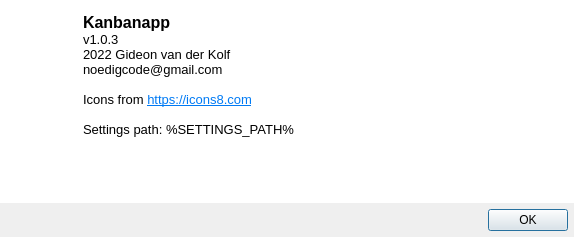
First picture: the form in src/aboutdialog.ui, repository noedigcode/Kanbanapp, before the edit.
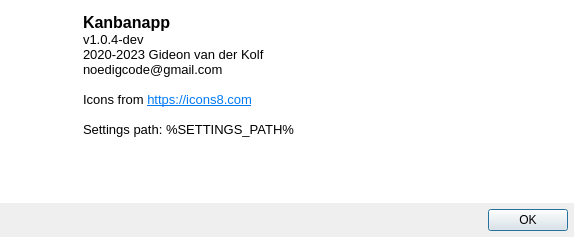
Second picture: the form after the edit. Icons and pictures are not drawn.

Commit message: Fix notes not resizing correctly when a file is opened from the command-line on some systems (Linux), by letting the function be queued on the event loop to give the main window a chance to be displayed; Bump years and version to 1.0.4-dev; Remove buymeacoffee link from readme. I'll buy my own coffee; Extra function for clarity: updateButtonsEnabledBasedOnListSelection().

What changed in the file:
```diff
--- a/src/aboutdialog.ui
+++ b/src/aboutdialog.ui
@@ -94,15 +94,15 @@
          <string>&lt;!DOCTYPE HTML PUBLIC &quot;-//W3C//DTD HTML 4.0//EN&quot; &quot;http://www.w3.org/TR/REC-html40/strict.dtd&quot;&gt;
 &lt;html&gt;&lt;head&gt;&lt;meta name=&quot;qrichtext&quot; content=&quot;1&quot; /&gt;&lt;style type=&quot;text/css&quot;&gt;
 p, li { white-space: pre-wrap; }
-&lt;/style&gt;&lt;/head&gt;&lt;body style=&quot; font-family:'MS Shell Dlg 2'; font-size:8.25pt; font-weight:400; font-style:normal;&quot;&gt;
-&lt;p style=&quot; margin-top:0px; margin-bottom:0px; margin-left:0px; margin-right:0px; -qt-block-indent:0; text-indent:0px;&quot;&gt;&lt;span style=&quot; font-size:12pt; font-weight:600;&quot;&gt;Kanbanapp&lt;/span&gt;&lt;/p&gt;
-&lt;p style=&quot; margin-top:0px; margin-bottom:0px; margin-left:0px; margin-right:0px; -qt-block-indent:0; text-indent:0px;&quot;&gt;&lt;span style=&quot; font-size:10pt;&quot;&gt;v1.0.3&lt;/span&gt;&lt;/p&gt;
-&lt;p style=&quot; margin-top:0px; margin-bottom:0px; margin-left:0px; margin-right:0px; -qt-block-indent:0; text-indent:0px;&quot;&gt;&lt;span style=&quot; font-size:10pt;&quot;&gt;2022 Gideon van der Kolf&lt;/span&gt;&lt;/p&gt;
-&lt;p style=&quot; margin-top:0px; margin-bottom:0px; margin-left:0px; margin-right:0px; -qt-block-indent:0; text-indent:0px;&quot;&gt;&lt;span style=&quot; font-size:10pt;&quot;&gt;noedigcode@gmail.com&lt;/span&gt;&lt;/p&gt;
-&lt;p style=&quot;-qt-paragraph-type:empty; margin-top:0px; margin-bottom:0px; margin-left:0px; margin-right:0px; -qt-block-indent:0; text-indent:0px; font-size:10pt;&quot;&gt;&lt;br /&gt;&lt;/p&gt;
-&lt;p style=&quot; margin-top:0px; margin-bottom:0px; margin-left:0px; margin-right:0px; -qt-block-indent:0; text-indent:0px;&quot;&gt;&lt;span style=&quot; font-size:10pt;&quot;&gt;Icons from &lt;/span&gt;&lt;a href=&quot;https://icons8.com&quot;&gt;&lt;span style=&quot; font-family:'Ubuntu'; font-size:10pt; text-decoration: underline; color:#007af4;&quot;&gt;https://icons8.com&lt;/span&gt;&lt;/a&gt;&lt;/p&gt;
-&lt;p style=&quot;-qt-paragraph-type:empty; margin-top:0px; margin-bottom:0px; margin-left:0px; margin-right:0px; -qt-block-indent:0; text-indent:0px; font-family:'Ubuntu'; font-size:10pt; text-decoration: underline; color:#007af4;&quot;&gt;&lt;br /&gt;&lt;/p&gt;
-&lt;p style=&quot; margin-top:0px; margin-bottom:0px; margin-left:0px; margin-right:0px; -qt-block-indent:0; text-indent:0px;&quot;&gt;&lt;span style=&quot; font-size:10pt;&quot;&gt;Settings path: %SETTINGS_PATH%&lt;/span&gt;&lt;/p&gt;&lt;/body&gt;&lt;/html&gt;</string>
+&lt;/style&gt;&lt;/head&gt;&lt;body style=&quot; font-family:'Ubuntu'; font-size:10pt; font-weight:400; font-style:normal;&quot;&gt;
+&lt;p style=&quot; margin-top:0px; margin-bottom:0px; margin-left:0px; margin-right:0px; -qt-block-indent:0; text-indent:0px;&quot;&gt;&lt;span style=&quot; font-family:'MS Shell Dlg 2'; font-size:12pt; font-weight:600;&quot;&gt;Kanbanapp&lt;/span&gt;&lt;/p&gt;
+&lt;p style=&quot; margin-top:0px; margin-bottom:0px; margin-left:0px; margin-right:0px; -qt-block-indent:0; text-indent:0px;&quot;&gt;&lt;span style=&quot; font-family:'MS Shell Dlg 2';&quot;&gt;v1.0.4-dev&lt;/span&gt;&lt;/p&gt;
+&lt;p style=&quot; margin-top:0px; margin-bottom:0px; margin-left:0px; margin-right:0px; -qt-block-indent:0; text-indent:0px;&quot;&gt;&lt;span style=&quot; font-family:'MS Shell Dlg 2';&quot;&gt;2020-2023 Gideon van der Kolf&lt;/span&gt;&lt;/p&gt;
+&lt;p style=&quot; margin-top:0px; margin-bottom:0px; margin-left:0px; margin-right:0px; -qt-block-indent:0; text-indent:0px;&quot;&gt;&lt;span style=&quot; font-family:'MS Shell Dlg 2';&quot;&gt;noedigcode@gmail.com&lt;/span&gt;&lt;/p&gt;
+&lt;p style=&quot;-qt-paragraph-type:empty; margin-top:0px; margin-bottom:0px; margin-left:0px; margin-right:0px; -qt-block-indent:0; text-indent:0px; font-family:'MS Shell Dlg 2';&quot;&gt;&lt;br /&gt;&lt;/p&gt;
+&lt;p style=&quot; margin-top:0px; margin-bottom:0px; margin-left:0px; margin-right:0px; -qt-block-indent:0; text-indent:0px;&quot;&gt;&lt;span style=&quot; font-family:'MS Shell Dlg 2';&quot;&gt;Icons from &lt;/span&gt;&lt;a href=&quot;https://icons8.com&quot;&gt;&lt;span style=&quot; text-decoration: underline; color:#007af4;&quot;&gt;https://icons8.com&lt;/span&gt;&lt;/a&gt;&lt;/p&gt;
+&lt;p style=&quot;-qt-paragraph-type:empty; margin-top:0px; margin-bottom:0px; margin-left:0px; margin-right:0px; -qt-block-indent:0; text-indent:0px; text-decoration: underline; color:#007af4;&quot;&gt;&lt;br /&gt;&lt;/p&gt;
+&lt;p style=&quot; margin-top:0px; margin-bottom:0px; margin-left:0px; margin-right:0px; -qt-block-indent:0; text-indent:0px;&quot;&gt;&lt;span style=&quot; font-family:'MS Shell Dlg 2';&quot;&gt;Settings path: %SETTINGS_PATH%&lt;/span&gt;&lt;/p&gt;&lt;/body&gt;&lt;/html&gt;</string>
         </property>
         <property name="openExternalLinks">
          <bool>true</bool>
```
The commit also changes 5 other files.
